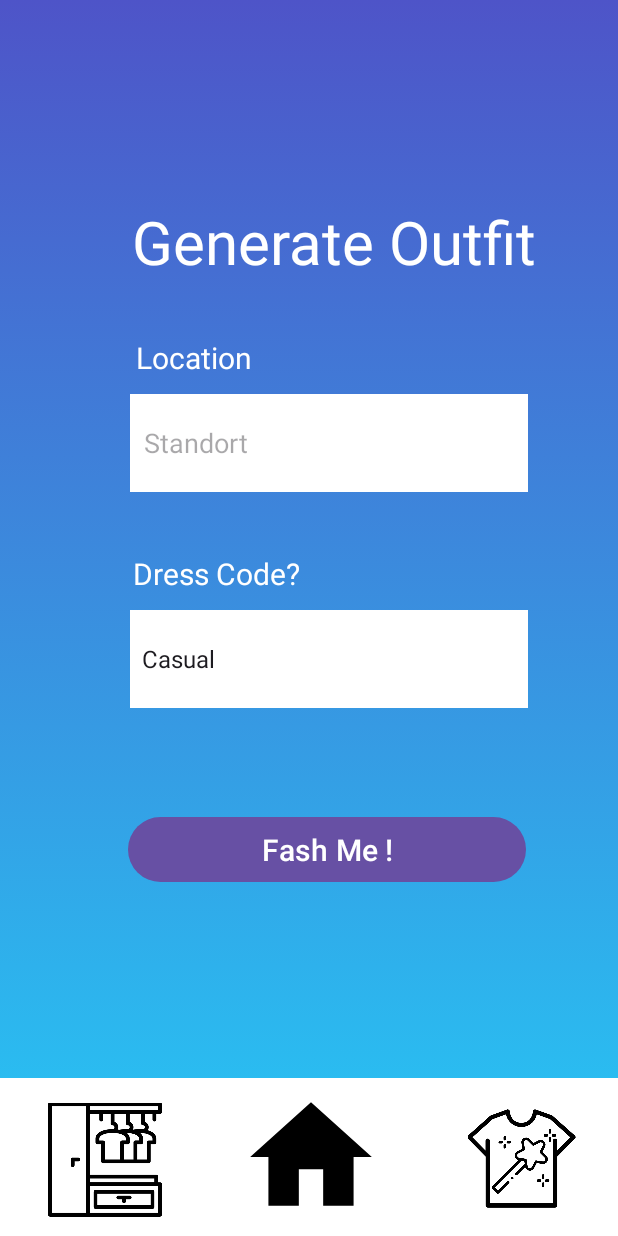
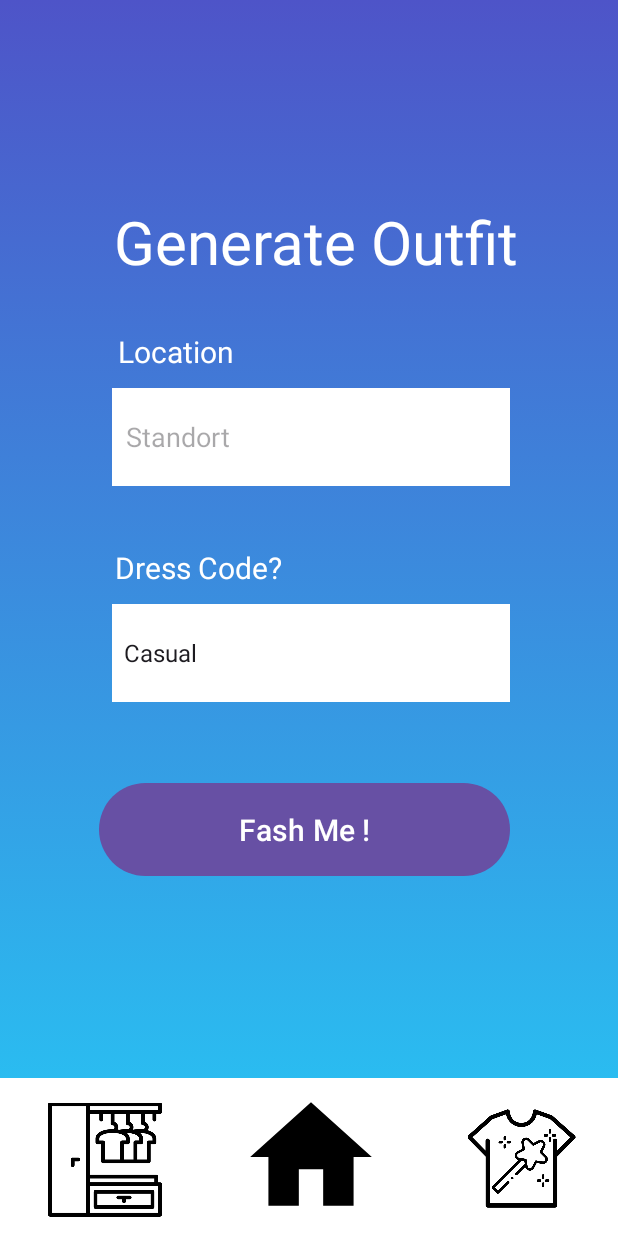
Before and after one commit to QueSchoenenberger/FashMe, an Android app: the GenerateOutfitActivity screen opened directly, with no data from a screen before it, on a phone screen of 412 x 824 dp. Run offline under Robolectric (Android 15) with nearby library versions, the phone set to English and light mode, and no system bars.

Commit message:
update activity_generate_outfit.xml

```diff
--- a/app/src/main/res/layout/activity_generate_outfit.xml
+++ b/app/src/main/res/layout/activity_generate_outfit.xml
@@ -48,14 +48,15 @@
         app:layout_constraintEnd_toEndOf="parent"
         app:srcCompat="@drawable/generateoutfit" />
 
-    <com.google.android.material.textfield.TextInputEditText
-        android:id="@+id/StandortInput"
-        android:layout_width="265dp"
-        android:layout_height="65dp"
-        android:layout_marginEnd="60dp"
-        android:layout_marginBottom="496dp"
-        android:background="@color/white"
-        android:hint="  Standort"
+    <TextView
+        android:id="@+id/textView4"
+        android:layout_width="308dp"
+        android:layout_height="74dp"
+        android:layout_marginEnd="28dp"
+        android:layout_marginBottom="616dp"
+        android:text="Generate Outfit"
+        android:textColor="@color/white"
+        android:textSize="40dp"
         app:layout_constraintBottom_toBottomOf="parent"
         app:layout_constraintEnd_toEndOf="parent" />
 
@@ -63,8 +64,8 @@
         android:id="@+id/styleSpinner"
         android:layout_width="265dp"
         android:layout_height="65dp"
-        android:layout_marginEnd="60dp"
-        android:layout_marginBottom="352dp"
+        android:layout_marginEnd="72dp"
+        android:layout_marginBottom="356dp"
         android:background="@color/white"
         app:layout_constraintBottom_toBottomOf="parent"
         app:layout_constraintEnd_toEndOf="parent" />
@@ -73,8 +74,8 @@
         android:id="@+id/textView2"
         android:layout_width="wrap_content"
         android:layout_height="wrap_content"
-        android:layout_marginEnd="244dp"
-        android:layout_marginBottom="572dp"
+        android:layout_marginEnd="256dp"
+        android:layout_marginBottom="576dp"
         android:text="Location"
         android:textColor="@color/white"
         android:textSize="20dp"
@@ -85,8 +86,8 @@
         android:id="@+id/textView3"
         android:layout_width="wrap_content"
         android:layout_height="wrap_content"
-        android:layout_marginEnd="212dp"
-        android:layout_marginBottom="428dp"
+        android:layout_marginEnd="224dp"
+        android:layout_marginBottom="432dp"
         android:text="Dress Code?"
         android:textColor="@color/white"
         android:textSize="20dp"
@@ -95,25 +96,24 @@
 
     <Button
         android:id="@+id/buttonFashMe"
-        android:layout_width="265dp"
-        android:layout_height="51dp"
-        android:layout_marginEnd="61dp"
-        android:layout_marginBottom="232dp"
+        android:layout_width="274dp"
+        android:layout_height="70dp"
+        android:layout_marginEnd="72dp"
+        android:layout_marginBottom="236dp"
         android:onClick="fashMeCLick"
         android:text="Fash Me !"
         android:textSize="20dp"
         app:layout_constraintBottom_toBottomOf="parent"
         app:layout_constraintEnd_toEndOf="parent" />
 
-    <TextView
-        android:id="@+id/textView4"
-        android:layout_width="308dp"
-        android:layout_height="74dp"
-        android:layout_marginEnd="16dp"
-        android:layout_marginBottom="616dp"
-        android:text="Generate Outfit"
-        android:textColor="@color/white"
-        android:textSize="40dp"
+    <com.google.android.material.textfield.TextInputEditText
+        android:id="@+id/StandortInput"
+        android:layout_width="265dp"
+        android:layout_height="65dp"
+        android:layout_marginEnd="72dp"
+        android:layout_marginBottom="500dp"
+        android:background="@color/white"
+        android:hint="  Standort"
         app:layout_constraintBottom_toBottomOf="parent"
         app:layout_constraintEnd_toEndOf="parent" />
 
```
